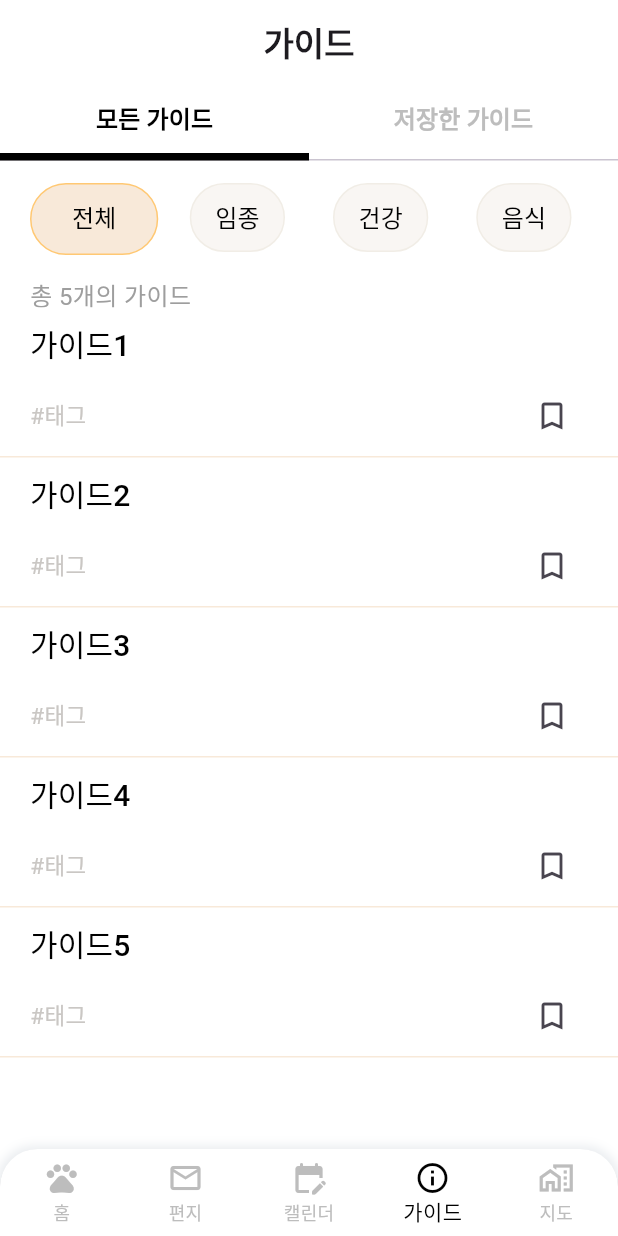
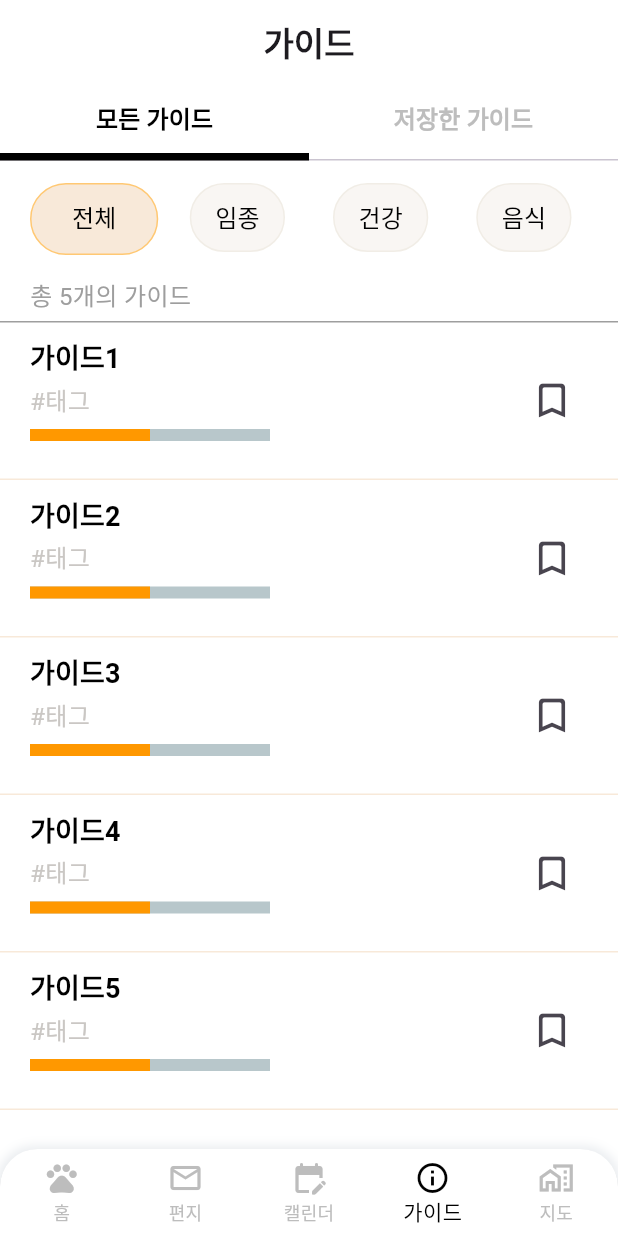
Before and after one commit to DwKwCs/LOGIN_APP_With_Pet, a Flutter app: the screen it shows after launch, item 4 of the bottom bar chosen, on a phone screen of 412 x 824 dp. Run offline on Flutter 3.47's test engine with Material 3 defaults, Android fonts, the light colour scheme and no system bars; drawn by our look-alikes of percent_indicator; our stand-ins replace buttons_tabbar, drift, table_calendar, webview_flutter; accounts and stored records are empty.

Commit message:
~8.23 가이드 수정

```diff
--- /dev/null
+++ b/devtools_options.yaml
@@ -0,0 +1,3 @@
+description: This file stores settings for Dart & Flutter DevTools.
+documentation: https://docs.flutter.dev/tools/devtools/extensions#configure-extension-enablement-states
+extensions:
--- a/lib/component/guide/category/All_1.dart
+++ b/lib/component/guide/category/All_1.dart
@@ -1,5 +1,6 @@
 import 'package:flutter/material.dart';
 import 'package:login_with_pet/const/colors.dart';
+import 'package:percent_indicator/linear_percent_indicator.dart';
 
 class All1 extends StatelessWidget {
 
@@ -12,8 +13,11 @@ class All1 extends StatelessWidget {
           children: [
             Container(
               padding: EdgeInsets.only(left: 20),
-              height: 20,
+              height: 30,
               width: MediaQuery.of(context).size.width,
+              decoration: BoxDecoration(
+                border: Border(bottom: BorderSide(color: Colors.grey, width: 1)),
+              ),
               child: Text(
                 '총 5개의 가이드',
                 style: TextStyle(
@@ -60,13 +64,12 @@ class GuideCardState extends State<GuideCard> {
   @override
   Widget build(BuildContext context) {
     return Container(
-      height: 100,
+      height: 105,
       width: MediaQuery.of(context).size.width,
       decoration: BoxDecoration(
         border: Border(bottom: BorderSide(color: SUB_COLOR2, width: 1)),
       ),
       child: Column(
-        mainAxisSize: MainAxisSize.min,
         children: [
           Row(
             children: [
@@ -76,24 +79,28 @@ class GuideCardState extends State<GuideCard> {
                   onPressed: () {},
                   child: Text(
                     widget.title,
-                    style: TextStyle(fontSize: 20, color: Colors.black),
+                    style: TextStyle(fontSize: 18, fontWeight: FontWeight.w700, color: Colors.black),
                   ),
                 ),
               ),
             ],
           ),
-          Row(
+          Transform.translate(
+            offset: Offset(0, -20),
+            child: Row(
               children: [
                 SizedBox(width: 20),
                 Text(
                   widget.tag,
-                style: TextStyle(fontSize: 15, color: Color(0xffcac7c4)),
+                  style: TextStyle(fontSize: 16, color: Color(0xffcac7c4)),
                 ),
                 Spacer(),
                 IconButton(
-                icon: Icon(Icons.bookmark_border),
+                  icon: Icon(Icons.bookmark_outline_rounded),
+                  iconSize: 30,
                   isSelected: isSelected,
-                selectedIcon: Icon(Icons.bookmark, color: Colors.black),
+                  selectedIcon: Icon(Icons.bookmark_rounded, color: Colors.black),
+                  highlightColor: Colors.transparent,
                   onPressed: () {
                     setState(() {
                       isSelected = !isSelected;
@@ -103,6 +110,19 @@ class GuideCardState extends State<GuideCard> {
                 SizedBox(width: 20),
               ],
             ),
+          ),
+          Transform.translate(
+            offset: Offset(0, -25),
+            child: Padding(
+              padding: EdgeInsets.only(left: 10),
+              child: LinearPercentIndicator(
+                width: 180.0,
+                lineHeight: 8.0,
+                percent: 0.5,
+                progressColor: Colors.orange,
+              ),
+            ),
+          ),
         ],
       ),
     );
--- a/pubspec.yaml
+++ b/pubspec.yaml
@@ -48,6 +48,7 @@ dependencies:
   webview_flutter: 4.8.0
   geolocator: 13.0.1
   buttons_tabbar: 1.3.13
+  percent_indicator: 4.2.3
 
 dev_dependencies:
   flutter_test:
```
Also changed, not shown: pubspec.lock. Lines whose indentation alone changed are shown as unchanged.
